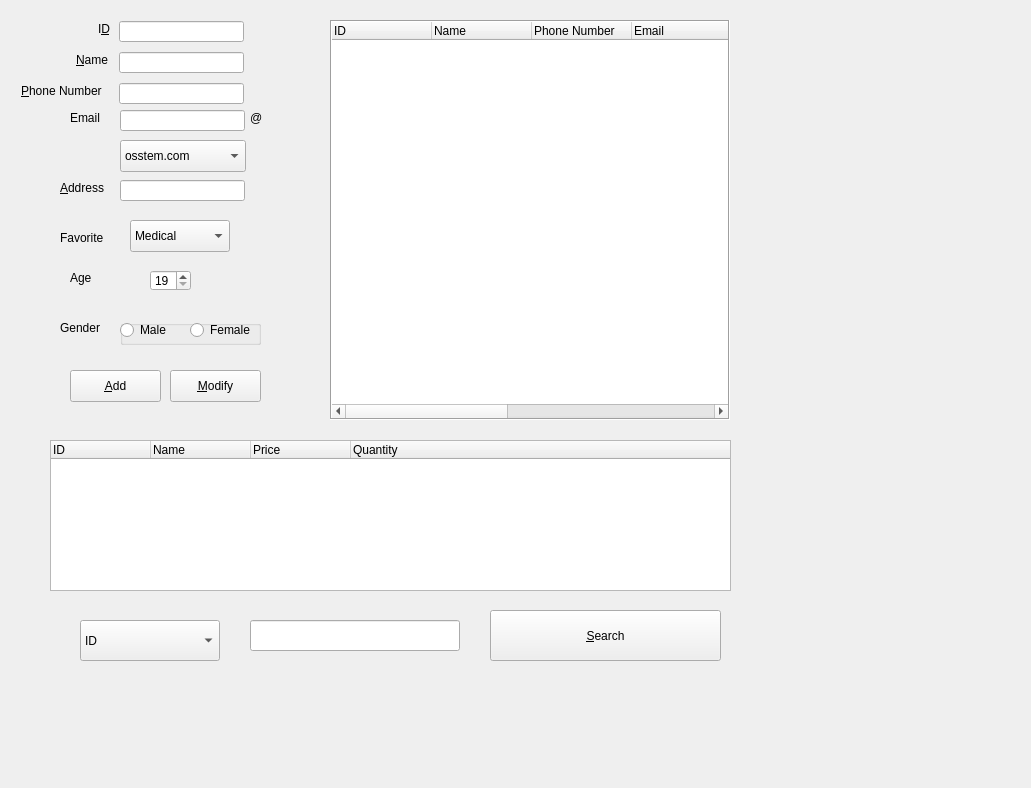
Old version of the form customermanage.ui in the repository GlennPark/OliveHealthCare.
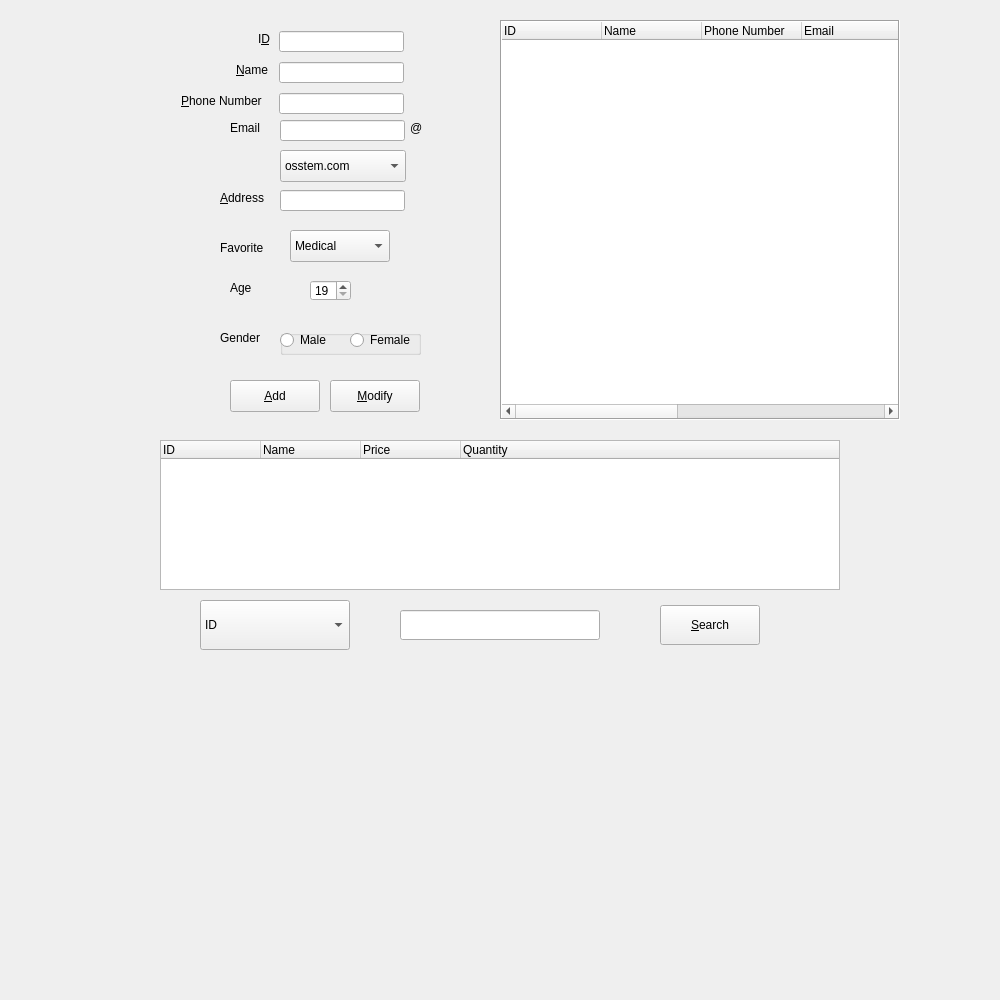
New version of the form. Icons and pictures are not drawn.

The edit to the form file:
```diff
--- a/customermanage.ui
+++ b/customermanage.ui
@@ -6,8 +6,8 @@
    <rect>
     <x>0</x>
     <y>0</y>
-    <width>1031</width>
-    <height>788</height>
+    <width>1000</width>
+    <height>1000</height>
    </rect>
   </property>
   <property name="maximumSize">
@@ -26,9 +26,9 @@
   <widget class="QPushButton" name="addPushButton">
    <property name="geometry">
     <rect>
-     <x>70</x>
-     <y>370</y>
-     <width>91</width>
+     <x>230</x>
+     <y>380</y>
+     <width>90</width>
      <height>32</height>
     </rect>
    </property>
@@ -39,9 +39,9 @@
   <widget class="QPushButton" name="modifyPushButton">
    <property name="geometry">
     <rect>
-     <x>170</x>
-     <y>370</y>
-     <width>91</width>
+     <x>330</x>
+     <y>380</y>
+     <width>90</width>
      <height>32</height>
     </rect>
    </property>
@@ -52,7 +52,7 @@
   <widget class="QTreeWidget" name="treeWidget">
    <property name="geometry">
     <rect>
-     <x>330</x>
+     <x>500</x>
      <y>20</y>
      <width>400</width>
      <height>400</height>
@@ -125,10 +125,10 @@
   <widget class="QTreeWidget" name="searchTreeWidget">
    <property name="geometry">
     <rect>
-     <x>50</x>
+     <x>160</x>
      <y>440</y>
-     <width>681</width>
-     <height>151</height>
+     <width>680</width>
+     <height>150</height>
     </rect>
    </property>
    <property name="rootIsDecorated">
@@ -158,10 +158,10 @@
   <widget class="QComboBox" name="searchComboBox">
    <property name="geometry">
     <rect>
-     <x>80</x>
-     <y>620</y>
-     <width>140</width>
-     <height>41</height>
+     <x>200</x>
+     <y>600</y>
+     <width>150</width>
+     <height>50</height>
     </rect>
    </property>
    <item>
@@ -188,10 +188,10 @@
   <widget class="QPushButton" name="searchPushButton">
    <property name="geometry">
     <rect>
-     <x>490</x>
-     <y>610</y>
-     <width>231</width>
-     <height>51</height>
+     <x>660</x>
+     <y>605</y>
+     <width>100</width>
+     <height>40</height>
     </rect>
    </property>
    <property name="text">
@@ -201,18 +201,18 @@
   <widget class="QLineEdit" name="searchLineEdit">
    <property name="geometry">
     <rect>
-     <x>250</x>
-     <y>620</y>
-     <width>210</width>
-     <height>31</height>
+     <x>400</x>
+     <y>610</y>
+     <width>200</width>
+     <height>30</height>
     </rect>
    </property>
   </widget>
   <widget class="QComboBox" name="favoriteComboBox">
    <property name="geometry">
     <rect>
-     <x>130</x>
-     <y>220</y>
+     <x>290</x>
+     <y>230</y>
      <width>100</width>
      <height>32</height>
     </rect>
@@ -236,8 +236,8 @@
   <widget class="QLabel" name="ageLabel">
    <property name="geometry">
     <rect>
-     <x>70</x>
-     <y>270</y>
+     <x>230</x>
+     <y>280</y>
      <width>24</width>
      <height>16</height>
     </rect>
@@ -249,8 +249,8 @@
   <widget class="QSpinBox" name="ageSpinBox">
    <property name="geometry">
     <rect>
-     <x>150</x>
-     <y>270</y>
+     <x>310</x>
+     <y>280</y>
      <width>41</width>
      <height>21</height>
     </rect>
@@ -265,8 +265,8 @@
   <widget class="QLabel" name="genderLabel">
    <property name="geometry">
     <rect>
-     <x>60</x>
-     <y>320</y>
+     <x>220</x>
+     <y>330</y>
      <width>45</width>
      <height>16</height>
     </rect>
@@ -281,8 +281,8 @@
    </property>
    <property name="geometry">
     <rect>
-     <x>120</x>
-     <y>320</y>
+     <x>280</x>
+     <y>330</y>
      <width>141</width>
      <height>25</height>
     </rect>
@@ -326,8 +326,8 @@
   <widget class="QLabel" name="favoriteLabel">
    <property name="geometry">
     <rect>
-     <x>60</x>
-     <y>230</y>
+     <x>220</x>
+     <y>240</y>
      <width>48</width>
      <height>16</height>
     </rect>
@@ -339,8 +339,8 @@
   <widget class="QLineEdit" name="addressLineEdit">
    <property name="geometry">
     <rect>
-     <x>120</x>
-     <y>180</y>
+     <x>280</x>
+     <y>190</y>
      <width>125</width>
      <height>21</height>
     </rect>
@@ -349,8 +349,8 @@
   <widget class="QLabel" name="domainLabel">
    <property name="geometry">
     <rect>
-     <x>250</x>
-     <y>110</y>
+     <x>410</x>
+     <y>120</y>
      <width>16</width>
      <height>16</height>
     </rect>
@@ -362,8 +362,8 @@
   <widget class="QComboBox" name="domainComboBox">
    <property name="geometry">
     <rect>
-     <x>120</x>
-     <y>140</y>
+     <x>280</x>
+     <y>150</y>
      <width>126</width>
      <height>32</height>
     </rect>
@@ -413,8 +413,8 @@
   <widget class="QLabel" name="addressLabel">
    <property name="geometry">
     <rect>
-     <x>60</x>
-     <y>180</y>
+     <x>220</x>
+     <y>190</y>
      <width>50</width>
      <height>16</height>
     </rect>
@@ -429,8 +429,8 @@
   <widget class="QLineEdit" name="idLineEdit">
    <property name="geometry">
     <rect>
-     <x>119</x>
-     <y>21</y>
+     <x>279</x>
+     <y>31</y>
      <width>125</width>
      <height>21</height>
     </rect>
@@ -442,8 +442,8 @@
   <widget class="QLabel" name="nameLabel">
    <property name="geometry">
     <rect>
-     <x>76</x>
-     <y>52</y>
+     <x>236</x>
+     <y>62</y>
      <width>35</width>
      <height>16</height>
     </rect>
@@ -458,8 +458,8 @@
   <widget class="QLabel" name="idLabel">
    <property name="geometry">
     <rect>
-     <x>98</x>
-     <y>21</y>
+     <x>258</x>
+     <y>31</y>
      <width>16</width>
      <height>16</height>
     </rect>
@@ -474,8 +474,8 @@
   <widget class="QLabel" name="phoneNumberLabel">
    <property name="geometry">
     <rect>
-     <x>21</x>
-     <y>83</y>
+     <x>181</x>
+     <y>93</y>
      <width>90</width>
      <height>16</height>
     </rect>
@@ -490,8 +490,8 @@
   <widget class="QLineEdit" name="nameLineEdit">
    <property name="geometry">
     <rect>
-     <x>119</x>
-     <y>52</y>
+     <x>279</x>
+     <y>62</y>
      <width>125</width>
      <height>21</height>
     </rect>
@@ -500,8 +500,8 @@
   <widget class="QLineEdit" name="emailLineEdit">
    <property name="geometry">
     <rect>
-     <x>120</x>
-     <y>110</y>
+     <x>280</x>
+     <y>120</y>
      <width>125</width>
      <height>21</height>
     </rect>
@@ -510,8 +510,8 @@
   <widget class="QLineEdit" name="phoneNumberLineEdit">
    <property name="geometry">
     <rect>
-     <x>119</x>
-     <y>83</y>
+     <x>279</x>
+     <y>93</y>
      <width>125</width>
      <height>21</height>
     </rect>
@@ -520,8 +520,8 @@
   <widget class="QLabel" name="emailLabel">
    <property name="geometry">
     <rect>
-     <x>70</x>
-     <y>110</y>
+     <x>230</x>
+     <y>120</y>
      <width>32</width>
      <height>16</height>
     </rect>
```
